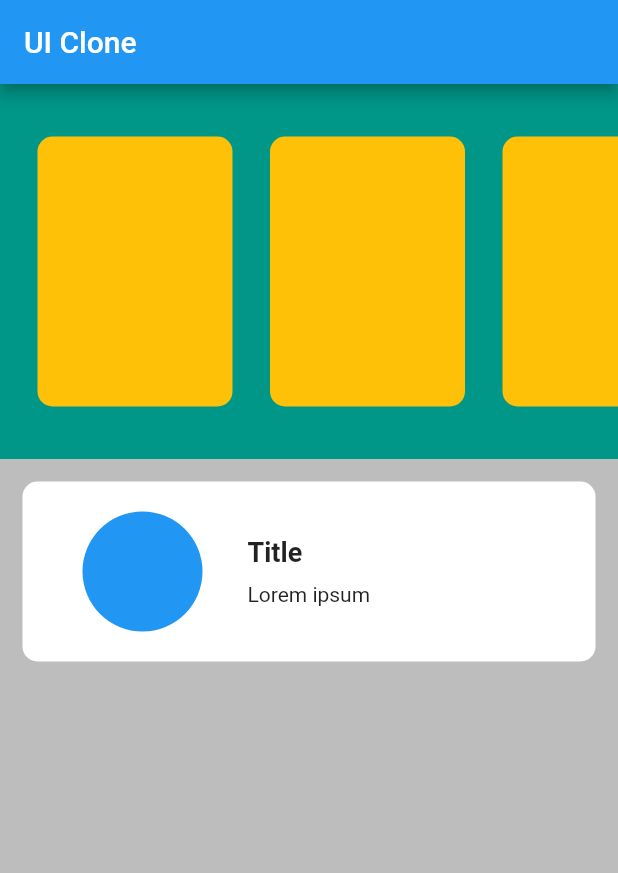
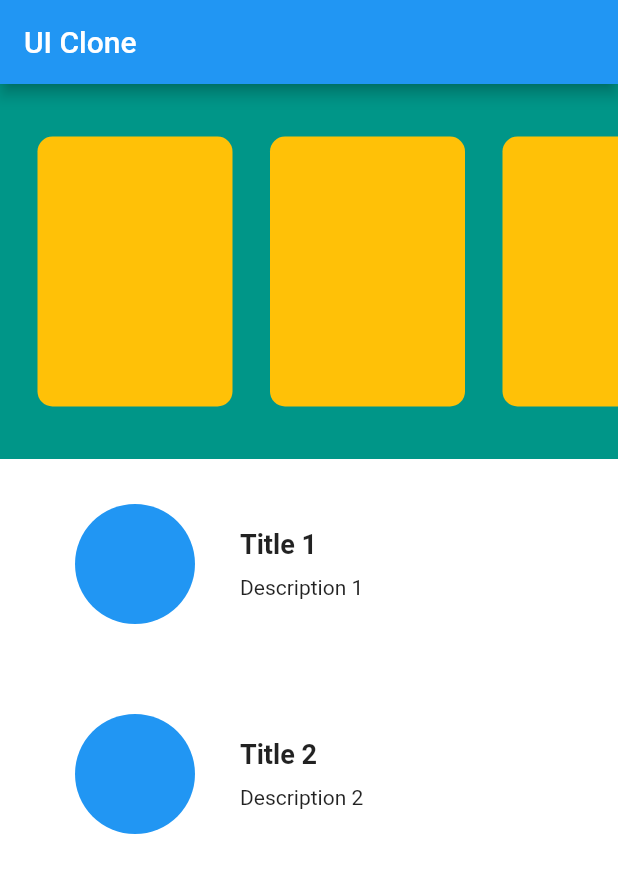
Before and after one commit to Lans12345/Bootcamp_Act6, a Flutter app: the screen it shows after launch, on a phone screen of 412 x 824 dp. Shown: the top 873 px of the screen. Run offline on Flutter 3.47's test engine with Material 2 defaults, Android fonts, the light colour scheme and no system bars.

Commit message:
Initial Commit

```diff
--- /dev/null
+++ b/lib/feed_item.dart
@@ -0,0 +1,65 @@
+import 'package:flutter/material.dart';
+
+class FeedItem extends StatelessWidget {
+  FeedItem({required this.title, required this.description});
+
+  late var title;
+  late var description;
+
+  @override
+  Widget build(BuildContext context) {
+    return Padding(
+      padding: const EdgeInsets.all(10.0),
+      child: Container(
+        padding: const EdgeInsets.all(10),
+        decoration: BoxDecoration(
+          color: Colors.white,
+          borderRadius: BorderRadius.circular(10),
+        ),
+        child: Padding(
+          padding: const EdgeInsets.fromLTRB(30, 10, 10, 10),
+          child: Row(
+            mainAxisAlignment: MainAxisAlignment.start,
+            children: [
+              Container(
+                decoration: const BoxDecoration(
+                  shape: BoxShape.circle,
+                  color: Colors.blue,
+                ),
+                height: 80,
+                width: 80,
+              ),
+              const SizedBox(
+                width: 30,
+              ),
+              Column(
+                mainAxisAlignment: MainAxisAlignment.start,
+                crossAxisAlignment: CrossAxisAlignment.start,
+                children: [
+                  Text(
+                    title,
+                    style: const TextStyle(
+                      fontWeight: FontWeight.bold,
+                      fontSize: 18,
+                    ),
+                  ),
+                  const SizedBox(
+                    height: 10,
+                  ),
+                  Text(
+                    description,
+                    style: const TextStyle(
+                      overflow: TextOverflow.ellipsis,
+                      fontWeight: FontWeight.normal,
+                      fontSize: 14,
+                    ),
+                  ),
+                ],
+              ),
+            ],
+          ),
+        ),
+      ),
+    );
+  }
+}
--- a/lib/main.dart
+++ b/lib/main.dart
@@ -1,3 +1,4 @@
+import 'package:day006_ui_clone/feed_item.dart';
 import 'package:flutter/material.dart';
 
 void main() {
@@ -11,7 +12,7 @@ class MyApp extends StatelessWidget {
   Widget build(BuildContext context) {
     return MaterialApp(
       home: Scaffold(
-        backgroundColor: Colors.grey[400],
+        backgroundColor: Colors.white.withOpacity(0.85),
         appBar: AppBar(
           title: const Text('UI Clone'),
         ),
@@ -38,65 +39,19 @@ class MyApp extends StatelessWidget {
                         height: 180,
                         width: 130,
                       ),
-                    ]
+                    ],
                   ],
                 ),
               ),
             ),
           ),
-          Padding(
-            padding: const EdgeInsets.all(15.0),
-            child: Column(children: [
-              Container(
-                padding: const EdgeInsets.all(10),
-                decoration: BoxDecoration(
-                  color: Colors.white,
-                  borderRadius: BorderRadius.circular(10),
-                ),
-                child: Padding(
-                  padding: const EdgeInsets.fromLTRB(30, 10, 10, 10),
-                  child: Row(
-                    mainAxisAlignment: MainAxisAlignment.start,
-                    children: [
-                      Container(
-                        decoration: const BoxDecoration(
-                          shape: BoxShape.circle,
-                          color: Colors.blue,
-                        ),
-                        height: 80,
-                        width: 80,
-                      ),
-                      const SizedBox(
-                        width: 30,
-                      ),
-                      Column(
-                        mainAxisAlignment: MainAxisAlignment.start,
-                        crossAxisAlignment: CrossAxisAlignment.start,
-                        children: const [
-                          Text(
-                            'Title',
-                            style: TextStyle(
-                              fontWeight: FontWeight.bold,
-                              fontSize: 18,
-                            ),
-                          ),
-                          SizedBox(
-                            height: 10,
-                          ),
-                          Text(
-                            'Lorem ipsum',
-                            style: TextStyle(
-                              fontWeight: FontWeight.normal,
-                              fontSize: 14,
-                            ),
-                          ),
-                        ],
-                      ),
-                    ],
-                  ),
-                ),
-              ),
-            ]),
+          FeedItem(
+            title: 'Title 1',
+            description: 'Description 1',
+          ),
+          FeedItem(
+            title: 'Title 2',
+            description: 'Description 2',
           ),
         ]),
       ),
```
